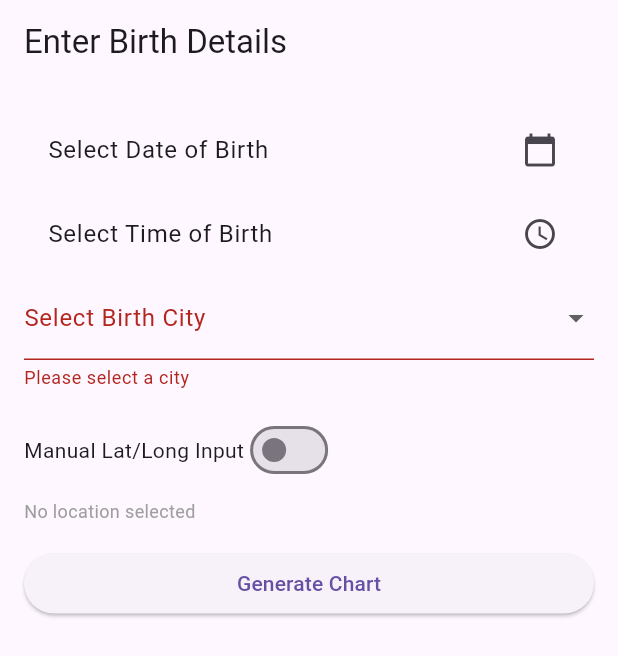
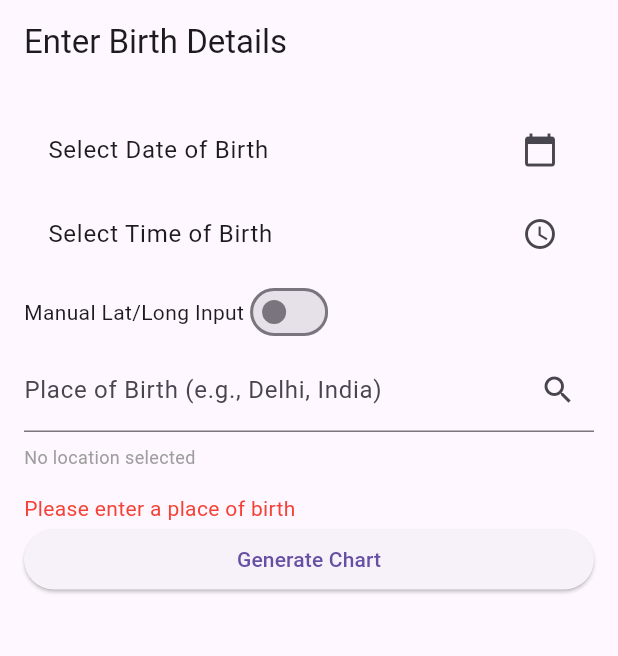
Before and after one commit to VivXwan/astrology-app-flutter, a Flutter app: the screen it shows after launch, after a tap on "Generate Chart", on a phone screen of 412 x 824 dp. Shown: the top 656 px of the screen. Run offline on Flutter 3.47's test engine with Material 3 defaults, Android fonts, the light colour scheme and no system bars; drawn by our look-alikes of flutter_typeahead; our stand-ins replace dio.

Commit message:
Added Auto-fill text field for Place input.

```diff
--- a/lib/main.dart
+++ b/lib/main.dart
@@ -7,8 +7,11 @@ import 'models/chart.dart';
 
 void main() {
   runApp(
-    ChangeNotifierProvider(
-      create: (_) => ChartProvider(),
+    MultiProvider(
+      providers: [
+        Provider<ApiService>(create: (_) => ApiService()),
+        ChangeNotifierProvider<ChartProvider>(create: (_) => ChartProvider()),
+      ],
       child: const VedicAstrologyApp(),
     ),
   );
@@ -67,29 +70,6 @@ class _HomeScreenState extends State<HomeScreen> with SingleTickerProviderStateM
     return const Scaffold(
       body: Center(child: CircularProgressIndicator()),
     );
-    // return Scaffold(
-    //   appBar: AppBar(
-    //     title: const Text('Vedic Astrology'),
-    //     bottom: TabBar(
-    //       controller: _tabController,
-    //       tabs: const [
-    //         Tab(text: 'Charts'),
-    //         Tab(text: 'Dasha'),
-    //         Tab(text: 'Strengths'),
-    //         Tab(text: 'Transits'),
-    //       ],
-    //     ),
-    //   ),
-    //   body: TabBarView(
-    //     controller: _tabController,
-    //     children: const [
-    //       ChartScreen(),
-    //       Center(child: Text('Vimshottari Dasha')),
-    //       Center(child: Text('Planetary Strengths')),
-    //       Center(child: Text('Current Transits')),
-    //     ],
-    //   ),
-    // );
   }
 }
 
@@ -111,16 +91,13 @@ class ChartProvider with ChangeNotifier {
     required double latitude,
     required double longitude,
     double tzOffset = 5.5,
-    String? ayanamsaType,
   }) async {
-    if (_chart != null) return; // Avoid refetching if data exists
-
     _isLoading = true;
     _error = null;
     notifyListeners();
 
-    final apiService = ApiService();
     try {
+      final apiService = ApiService();
       final data = await apiService.getChart(
         year: year,
         month: month,
@@ -130,7 +107,6 @@ class ChartProvider with ChangeNotifier {
         latitude: latitude,
         longitude: longitude,
         tzOffset: tzOffset,
-        ayanamsaType: ayanamsaType,
       );
       _chart = Chart.fromJson(data);
     } catch (e) {
--- a/lib/screens/input_screen.dart
+++ b/lib/screens/input_screen.dart
@@ -1,7 +1,8 @@
 import 'package:flutter/material.dart';
 import 'package:provider/provider.dart';
+import 'package:flutter_typeahead/flutter_typeahead.dart';
 import '../services/api_service.dart';
-import '../main.dart'; // For ChartProvider and ApiService
+import '../main.dart'; // For ChartProvider
 import 'chart_screen.dart'; // To navigate to ChartScreen
 
 class InputScreen extends StatefulWidget {
@@ -19,14 +20,12 @@ class _InputScreenState extends State<InputScreen> {
   DateTime? _selectedDate;
   TimeOfDay? _selectedTime;
   double? _tzOffset;
-  String? _selectedCity;
   String? _locationQuery;
   double? _latitude;
   double? _longitude;
   bool _isLoading = false;
   String? _errorMessage;
   bool _useManualInput = false;
-  bool _useOtherLocation = false;
 
   // Predefined city list
   static const List<Map<String, dynamic>> predefinedCities = [
@@ -85,19 +84,32 @@ class _InputScreenState extends State<InputScreen> {
       _longitude = null;
     });
     try {
-      print('Geocoding query: $query');
+      // Check if query matches a predefined city (case-insensitive)
+      final matchedCity = predefinedCities.firstWhere(
+        (city) => city['name'].toLowerCase() == query.toLowerCase(),
+        orElse: () => {},
+      );
+      if (matchedCity.isNotEmpty) {
+        // Use predefined lat/long if found
+        setState(() {
+          _latitude = matchedCity['lat'] as double;
+          _longitude = matchedCity['long'] as double;
+          _locationQuery = query;
+          print('Predefined location found: Lat: $_latitude, Long: $_longitude');
+        });
+      }
+      else {
         final apiService = Provider.of<ApiService>(context, listen: false);
         final response = await apiService.geocode(query);
         setState(() {
           _latitude = response.latitude;
           _longitude = response.longitude;
           _locationQuery = query;
-        print('Location found: Lat: $_latitude, Long: $_longitude');
         });
+      }
     } catch (e) {
       setState(() {
         _errorMessage = 'Error finding location: $e. Try manual input.';
-        print('Geocoding error: $e');
       });
     } finally {
       setState(() {
@@ -111,9 +123,19 @@ class _InputScreenState extends State<InputScreen> {
     if (_formKey.currentState!.validate()) {
       _formKey.currentState!.save();
 
-      // If location query is filled but lat/long are null, trigger geocoding
-      if (_locationQuery != null && _locationQuery!.isNotEmpty && (_latitude == null || _longitude == null)) {
+      // Manually validate place of birth if not using manual input
+    if (!_useManualInput) {
+      final query = _locationController.text;
+      if (query.isEmpty) {
+        setState(() {
+          _errorMessage = 'Please enter a place of birth';
+        });
+        return;
+      }
+      _locationQuery = query; // Set _locationQuery manually
+      if (_latitude == null || _longitude == null) {
         await _searchLocation(_locationQuery!);
+      }
     }
 
       // Validate all fields
@@ -203,39 +225,6 @@ class _InputScreenState extends State<InputScreen> {
                 trailing: const Icon(Icons.access_time),
                 onTap: () => _pickTime(context),
               ),
-              // City selection
-              DropdownButtonFormField<String>(
-                value: _selectedCity,
-                decoration: const InputDecoration(
-                  labelText: 'Select Birth City',
-                ),
-                items: predefinedCities.map((city) {
-                  return DropdownMenuItem<String>(
-                    value: city['name'],
-                    child: Text(city['name']),
-                  );
-                }).toList(),
-                onChanged: (value) {
-                  setState(() {
-                    _selectedCity = value;
-                    final selected = predefinedCities.firstWhere((city) => city['name'] == value);
-                    _latitude = selected['lat'] as double?;
-                    _longitude = selected['long'] as double?;
-                    _useOtherLocation = value == 'Other';
-                    _locationController.clear();
-                    _latitudeController.clear();
-                    _longitudeController.clear();
-                    _errorMessage = null;
-                  });
-                },
-                validator: (value) {
-                  if (value == null || value == 'Select a city') {
-                    return 'Please select a city';
-                  }
-                  return null;
-                },
-              ),
-              const SizedBox(height: 16),
               // Toggle between geocoding and manual input
               Row(
                 children: [
@@ -257,12 +246,33 @@ class _InputScreenState extends State<InputScreen> {
                   ),
                 ],
               ),
-              // Location input (geocoding or manual)
-              if (_useOtherLocation && !_useManualInput)
-                TextFormField(
+              // Location input (autocomplete or manual)
+              if (!_useManualInput)
+                TypeAheadField<String>(
+                  suggestionsCallback: (pattern) async {
+                    if (pattern.isEmpty) return [];
+                    return predefinedCities
+                        .where((city) => city['name'].toLowerCase().contains(pattern.toLowerCase()))
+                        .map((city) => city['name'] as String)
+                        .toList();
+                  },
+                  itemBuilder: (context, suggestion) {
+                    return ListTile(
+                      title: Text(suggestion),
+                    );
+                  },
+                  onSelected: (suggestion) {
+                    _locationController.text = suggestion;
+                    _searchLocation(suggestion);
+                  },
+                  builder: (context, controller, focusNode) {
+                    // Use the provided controller and focusNode to ensure suggestions box works
+                    _locationController.text = controller.text; // Sync controller
+                    return TextField(
                       controller: _locationController,
+                      focusNode: focusNode,
                       decoration: InputDecoration(
-                    labelText: 'Enter Location (e.g., Paris, France)',
+                        labelText: 'Place of Birth (e.g., Delhi, India)',
                         suffixIcon: IconButton(
                           icon: const Icon(Icons.search),
                           onPressed: _isLoading
@@ -270,25 +280,22 @@ class _InputScreenState extends State<InputScreen> {
                               : () {
                                   final query = _locationController.text;
                                   if (query.isNotEmpty) {
+                                    _locationQuery = query; // Manually set _locationQuery
                                     _searchLocation(query);
                                   }
                                 },
                         ),
                       ),
-                  onSaved: (value) {
-                    _locationQuery = value;
+                      onSubmitted: (value) {
+                        if (value.isNotEmpty) {
+                          _locationQuery = value; // Manually set _locationQuery
+                          _searchLocation(value);
+                        }
                       },
-                  validator: (value) {
-                    if (value == null || value.isEmpty) {
-                      return 'Please enter a location';
-                    }
-                    return null;
-                  },
-                  onFieldSubmitted: (value) {
-                    _searchLocation(value);
+                    );
                   },
                 )
-              else if (_useManualInput)
+              else
                 Row(
                   children: [
                     Expanded(
--- a/pubspec.yaml
+++ b/pubspec.yaml
@@ -13,6 +13,7 @@ dependencies:
   fl_chart: ^0.63.0
   provider: ^6.0.5
   http: ^1.1.0
+  flutter_typeahead: ^5.2.0
   intl: ^0.18.1
   shared_preferences: ^2.2.2
   time_picker_with_timezone: ^0.0.2
```
Also changed, not shown: pubspec.lock. Lines whose indentation alone changed are shown as unchanged.
